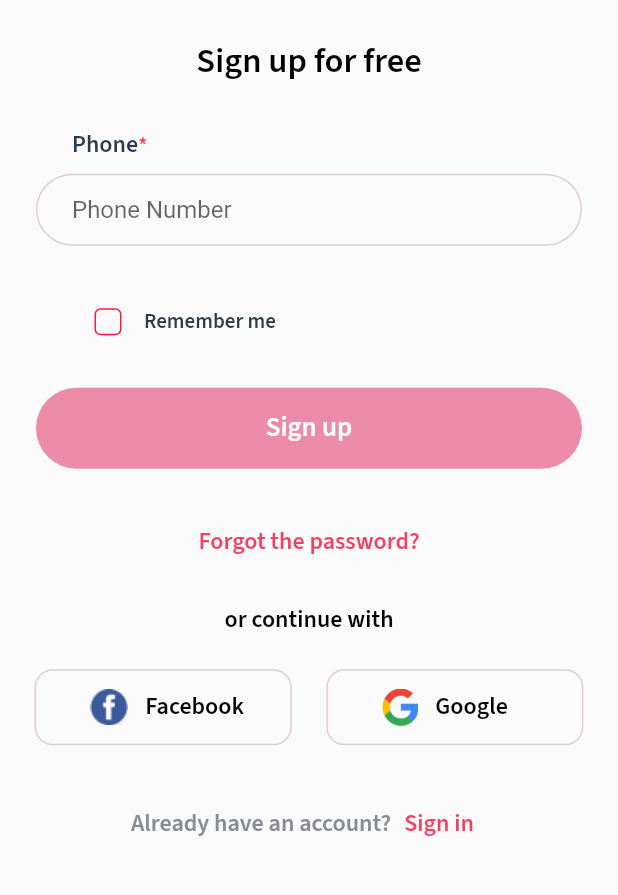
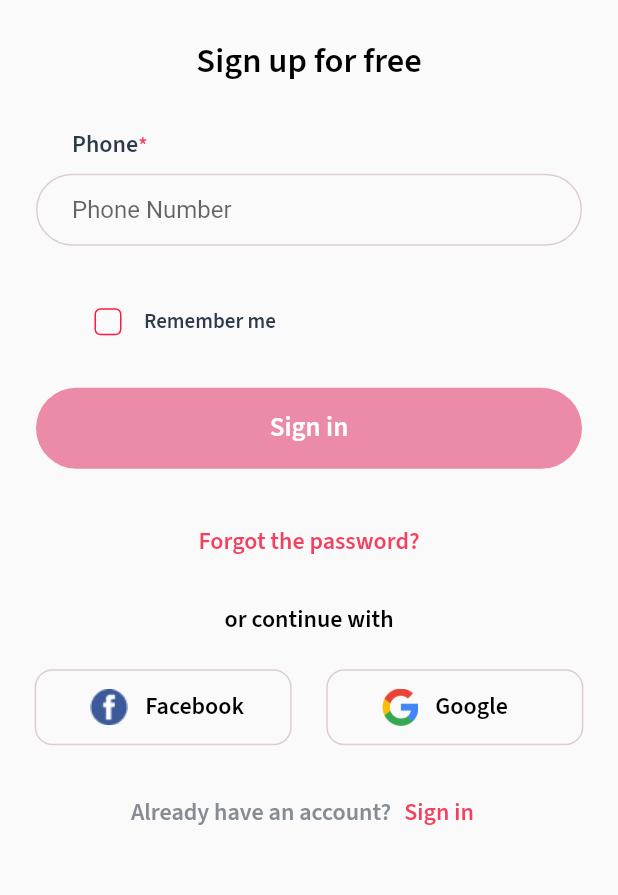
Before and after one commit to sardorergashaliyev/fodee_app, a Flutter app: the SignUpPage screen opened directly, on a phone screen of 412 x 824 dp, the part 292-1187 px from its top. Run offline on Flutter 3.47's test engine with Material 2 defaults, Android fonts, the phone set to English and light mode, and no system bars; our stand-ins replace bottom_navy_bar, cloud_firestore, firebase_auth, firebase_core, firebase_storage, flutter_screenutil and 7 more; accounts and stored records are empty; network calls fail.

Commit message:
fixing ui

```diff
--- a/lib/main.dart
+++ b/lib/main.dart
@@ -29,6 +29,7 @@ class MyApp extends StatelessWidget {
           splitScreenMode: true,
           builder: (context, child) {
             return const MaterialApp(
+              debugShowCheckedModeBanner: false,
               home: SplashScreen(),
             );
           }),
--- a/lib/view/pages/auth/fill_bio_page.dart
+++ b/lib/view/pages/auth/fill_bio_page.dart
@@ -130,7 +130,7 @@ class _FillBioPageState extends State<FillBioPage> {
                               ),
                             ),
                             Text(
-                              'Please fill the Full Name',
+                              'Please fill this field',
                               style: GoogleFonts.sourceSansPro(
                                   fontSize: 14,
                                   fontWeight: FontWeight.w400,
--- a/lib/view/pages/auth/sign_up_page.dart
+++ b/lib/view/pages/auth/sign_up_page.dart
@@ -8,6 +8,7 @@ import 'package:foode/view/widgets/auth_button.dart';
 import 'package:foode/view/widgets/ckeck_box.dart';
 import 'package:foode/view/widgets/custom_textform.dart';
 import 'package:foode/view/widgets/facebook_google.dart';
+import 'package:foode/view/widgets/on_unfocused.dart';
 import 'package:foode/view/widgets/warning_container.dart';
 import 'package:provider/provider.dart';
 
@@ -32,13 +33,15 @@ class _SignUpPageState extends State<SignUpPage> {
   @override
   Widget build(BuildContext context) {
     return Scaffold(
-      body: SingleChildScrollView(
+      body: SafeArea(
+        child: SingleChildScrollView(
+          child: OnUnFocusTap(
             child: Column(
               crossAxisAlignment: CrossAxisAlignment.center,
               children: [
                 Padding(
-              padding:
-                  const EdgeInsets.symmetric(horizontal: 114.4, vertical: 24),
+                  padding: const EdgeInsets.symmetric(
+                      horizontal: 114.4, vertical: 24),
                   child: Image.asset(
                     'assets/image/LogoMainPage.png',
                     height: 192.h,
@@ -95,11 +98,12 @@ class _SignUpPageState extends State<SignUpPage> {
                     ? const SizedBox.shrink()
                     : Text(
                         context.watch<AuthController>().errorText ?? "",
-                    style:
-                        Style.textStyleRegular2(textColor: Style.primaryColor),
+                        style: Style.textStyleRegular2(
+                            textColor: Style.primaryColor),
                       ),
                 Padding(
-              padding: const EdgeInsets.symmetric(horizontal: 24, vertical: 20),
+                  padding:
+                      const EdgeInsets.symmetric(horizontal: 24, vertical: 20),
                   child: InkWell(
                     onTap: () {
                       if (phone.text.isEmpty) {
@@ -110,7 +114,8 @@ class _SignUpPageState extends State<SignUpPage> {
                         context.read<AuthController>().sendSms(phone.text, () {
                           Navigator.push(
                             context,
-                        MaterialPageRoute(builder: (_) => const VerifyPage()),
+                            MaterialPageRoute(
+                                builder: (_) => const VerifyPage()),
                           );
                         });
                       }
@@ -122,32 +127,37 @@ class _SignUpPageState extends State<SignUpPage> {
                 ),
                 20.verticalSpace,
                 Text('Forgot the password?',
-                style: Style.textStyleRegular2(textColor: Style.primaryColor)),
+                    style:
+                        Style.textStyleRegular2(textColor: Style.primaryColor)),
                 32.verticalSpace,
                 Text('or continue with',
-                style: Style.textStyleRegular2(textColor: Style.blackColor)),
+                    style:
+                        Style.textStyleRegular2(textColor: Style.blackColor)),
                 24.verticalSpace,
                 const FacebookandGoogle(),
-            32.verticalSpace,
+                24.verticalSpace,
                 Row(mainAxisAlignment: MainAxisAlignment.center, children: [
                   Text(
                     'Already have an account?',
-                style:
-                    Style.textStyleRegular2(textColor: const Color(0xff858C94)),
+                    style: Style.textStyleRegular2(
+                        textColor: const Color(0xff858C94)),
                   ),
                   TextButton(
                     onPressed: (() {
-                  Navigator.of(context).push(MaterialPageRoute(
-                      builder: ((context) => const SignInPage())));
+                      Navigator.of(context).pushAndRemoveUntil(
+                          MaterialPageRoute(builder: (a) => const SignInPage()),
+                          (route) => false);
                     }),
                     child: Text('Sign in',
-                    style:
-                        Style.textStyleRegular2(textColor: Style.primaryColor)),
+                        style: Style.textStyleRegular2(
+                            textColor: Style.primaryColor)),
                   )
                 ])
               ],
             ),
           ),
+        ),
+      ),
     );
   }
 }
--- a/lib/view/pages/auth/verify_page.dart
+++ b/lib/view/pages/auth/verify_page.dart
@@ -1,6 +1,7 @@
 import 'package:flutter/material.dart';
 import 'package:foode/controllers/auth_controller.dart';
 import 'package:foode/view/pages/auth/fill_bio_page.dart';
+import 'package:foode/view/widgets/on_unfocused.dart';
 import 'package:provider/provider.dart';
 import 'package:sms_autofill/sms_autofill.dart';
 
@@ -32,7 +33,8 @@ class _VerifyPageState extends State<VerifyPage> {
       appBar: AppBar(
         title: const Text("Verification"),
       ),
-      body: Column(
+      body: OnUnFocusTap(
+        child: Column(
           children: [
             Center(
               child: Padding(
@@ -74,6 +76,7 @@ class _VerifyPageState extends State<VerifyPage> {
                     : const Text("Check"))
           ],
         ),
+      ),
     );
   }
 }
--- a/lib/view/widgets/auth_button.dart
+++ b/lib/view/widgets/auth_button.dart
@@ -7,13 +7,13 @@ import '../style/style.dart';
 class AuthButton extends StatelessWidget {
   final TextEditingController controller;
   final TextEditingController? passw;
-  const AuthButton({super.key, required this.controller,  this.passw});
+  const AuthButton({super.key, required this.controller, this.passw});
 
   @override
   Widget build(BuildContext context) {
     return AnimatedContainer(
       duration: const Duration(milliseconds: 400),
-      padding: const EdgeInsets.symmetric(vertical: 14, horizontal: 130),
+      padding: const EdgeInsets.symmetric(vertical: 14, horizontal: 50),
       decoration: BoxDecoration(
         color: controller.text.isEmpty
             ? const Color.fromARGB(244, 235, 134, 164)
@@ -27,7 +27,7 @@ class AuthButton extends StatelessWidget {
                 child: LoadingAnimationWidget.inkDrop(
                     color: Style.whiteColor, size: 35),
               )
-            : Text('Sign up',
+            : Text('Sign in',
                 style: Style.textStyleRegular(textColor: Style.whiteColor)),
       ),
     );
--- a/lib/view/widgets/custom_textform.dart
+++ b/lib/view/widgets/custom_textform.dart
@@ -8,8 +8,6 @@ class CustomTextFrom extends StatelessWidget {
   final TextInputType keyboardType;
   final ValueChanged<String>? onchange;
   final bool? obscureText;
-
-
 
   const CustomTextFrom({
     Key? key,
@@ -36,11 +34,11 @@ class CustomTextFrom extends StatelessWidget {
         suffixIcon: suffixicon,
         contentPadding:
             const EdgeInsets.only(left: 24, right: 80, top: 12, bottom: 12),
-        errorBorder: OutlineInputBorder(
+        errorBorder: const OutlineInputBorder(
           borderSide: BorderSide(color: Colors.white, width: 0.0),
         ),
-        focusedErrorBorder: new OutlineInputBorder(
-          borderSide: new BorderSide(color: Colors.blue, width: 0.0),
+        focusedErrorBorder: const OutlineInputBorder(
+          borderSide: BorderSide(color: Colors.blue, width: 0.0),
         ),
         border: const OutlineInputBorder(
             borderSide: BorderSide(color: Color.fromARGB(255, 221, 206, 206)),
--- /dev/null
+++ b/lib/view/widgets/on_unfocused.dart
@@ -0,0 +1,19 @@
+import 'package:flutter/material.dart';
+
+class OnUnFocusTap extends StatelessWidget {
+  final Widget child;
+  const OnUnFocusTap({Key? key, required this.child}) : super(key: key);
+
+  @override
+  Widget build(BuildContext context) {
+    return GestureDetector(
+      onTap: (){
+        FocusScopeNode currentFocus = FocusScope.of(context);
+        if(!currentFocus.hasPrimaryFocus){
+          currentFocus.unfocus();
+        }
+      },
+      child: child,
+    );
+  }
+}
--- a/pubspec.yaml
+++ b/pubspec.yaml
@@ -50,6 +50,7 @@ dependencies:
   flutter_screenutil: ^5.6.0
   intl: ^0.17.0
   loading_animation_widget: ^1.2.0+4
+  cached_network_image: ^3.2.3
 
 dev_dependencies:
   flutter_test:
```
Also changed, not shown: lib/view/pages/auth/onboarding_page.dart (+10 -5 lines), lib/view/pages/auth/sign_in_page.dart (+23 -15 lines), lib/view/pages/auth/splash_page.dart (+30 -12 lines), lib/view/pages/home/home_page.dart (+33 -16 lines), lib/view/widgets/fullogo_image.dart (added, +19 -0 lines), lib/view/widgets/popular_res.dart (renamed from lib/view/widgets/popolar_res.dart), pubspec.lock. Lines whose indentation alone changed are shown as unchanged.
